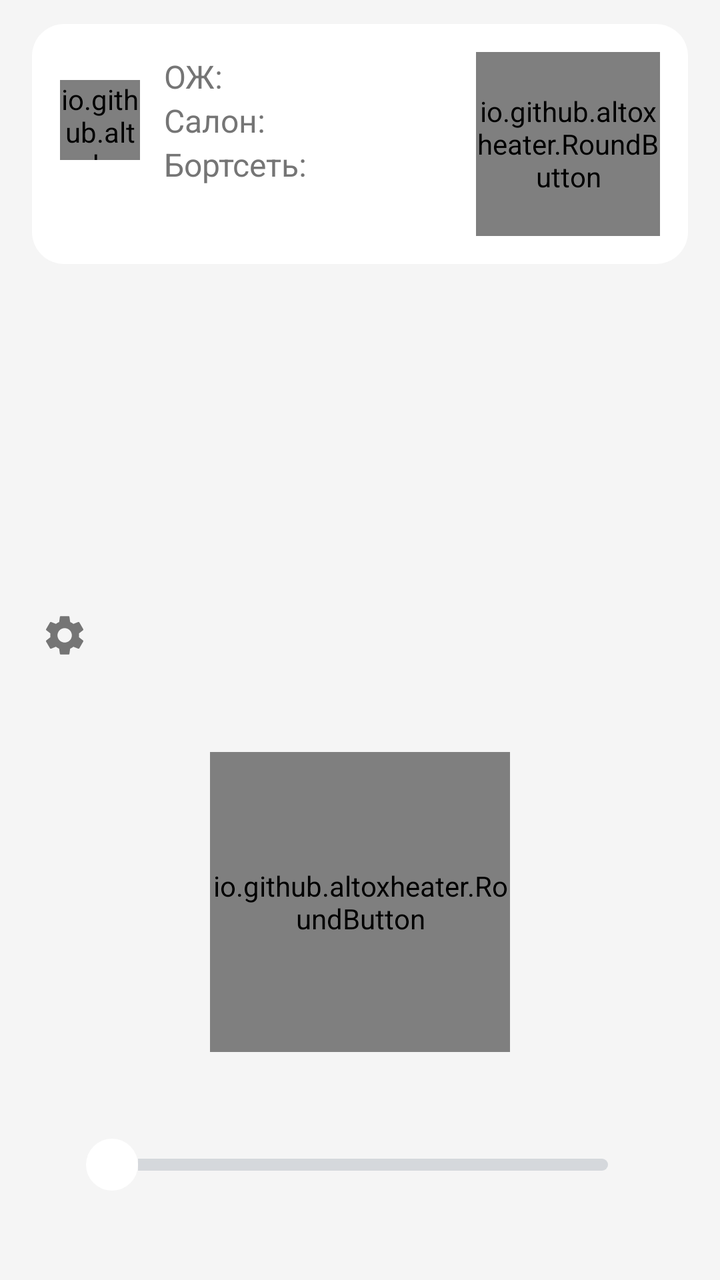
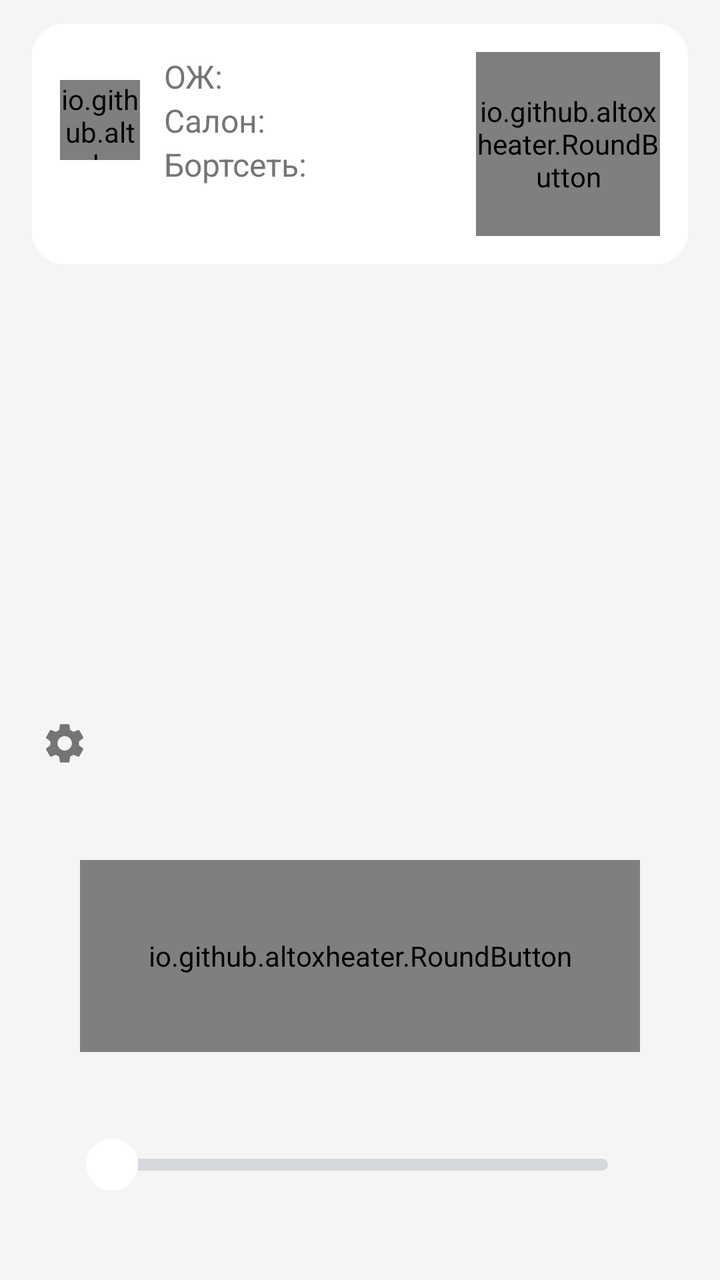

Two renders of the same Android screen: before a commit and after it. Below are the layout's source before the change and the commit's diff.
<!-- AndroidManifest.xml: application theme AppTheme -->
<!-- res/layout/activity_main.xml -->
<?xml version="1.0" encoding="utf-8"?>
<FrameLayout xmlns:android="http://schemas.android.com/apk/res/android"
    android:layout_width="match_parent"
    android:layout_height="match_parent"
    android:fitsSystemWindows="true">


<ScrollView
    android:layout_width="match_parent"
    android:layout_height="match_parent"
    android:fillViewport="true">

<LinearLayout
    android:layout_width="match_parent"
    android:layout_height="wrap_content"
    android:gravity="center_horizontal"
    android:orientation="vertical"
    android:paddingStart="16dp"
    android:paddingEnd="16dp"
    android:paddingTop="12dp"
    android:paddingBottom="12dp">

    
    <LinearLayout
        android:layout_width="match_parent"
        android:layout_height="wrap_content"
        android:background="@drawable/card"
        android:orientation="vertical"
        android:padding="14dp">

        <LinearLayout
            android:layout_width="match_parent"
            android:layout_height="wrap_content"
            android:gravity="center_vertical"
            android:orientation="horizontal">

            <LinearLayout
                android:id="@+id/statusBlock"
                android:layout_width="0dp"
                android:layout_height="wrap_content"
                android:layout_weight="1"
                android:orientation="vertical">

                <LinearLayout
                    android:layout_width="wrap_content"
                    android:layout_height="wrap_content"
                    android:gravity="center_vertical"
                    android:orientation="horizontal">

                    <io.github.altoxheater.FlameView
                        android:id="@+id/flame"
                        android:layout_width="40dp"
                        android:layout_height="40dp"
                        android:layout_marginEnd="12dp" />

                    <TextView
                        android:id="@+id/statusLabels"
                        android:layout_width="wrap_content"
                        android:layout_height="wrap_content"
                        android:lineSpacingExtra="3dp"
                        android:text="ОЖ:\nСалон:\nБортсеть:"
                        android:textColor="@color/text_secondary"
                        android:textSize="16sp" />

                    
                    <TextView
                        android:id="@+id/statusInfo"
                        android:layout_width="wrap_content"
                        android:layout_height="wrap_content"
                        android:layout_marginStart="12dp"
                        android:gravity="end"
                        android:lineSpacingExtra="3dp"
                        android:textColor="@color/text"
                        android:textSize="16sp" />
                </LinearLayout>

                <TextView
                    android:id="@+id/statusTime"
                    android:layout_width="wrap_content"
                    android:layout_height="wrap_content"
                    android:layout_marginTop="6dp"
                    android:ellipsize="end"
                    android:fontFeatureSettings="tnum"
                    android:maxLines="1"
                    android:textColor="@color/text_secondary"
                    android:textSize="13sp" />
            </LinearLayout>

            <io.github.altoxheater.RoundButton
                android:id="@+id/status"
                android:layout_width="92dp"
                android:layout_height="92dp"
                android:layout_marginStart="8dp" />
        </LinearLayout>

        
        <LinearLayout
            android:id="@+id/forecastBlock"
            android:layout_width="match_parent"
            android:layout_height="wrap_content"
            android:layout_marginTop="10dp"
            android:orientation="vertical"
            android:visibility="gone">

            <LinearLayout
                android:layout_width="match_parent"
                android:layout_height="wrap_content"
                android:gravity="center_vertical"
                android:orientation="horizontal">

                <TextView
                    android:layout_width="0dp"
                    android:layout_height="wrap_content"
                    android:layout_weight="1"
                    android:text="ОЖ сейчас, прогноз"
                    android:textColor="@color/text"
                    android:textSize="16sp" />

                <TextView
                    android:id="@+id/forecast"
                    android:layout_width="wrap_content"
                    android:layout_height="wrap_content"
                    android:fontFeatureSettings="tnum"
                    android:textColor="@color/btn_on"
                    android:textSize="28sp"
                    android:textStyle="bold" />
            </LinearLayout>

            <TextView
                android:id="@+id/forecastNote"
                android:layout_width="match_parent"
                android:layout_height="wrap_content"
                android:textColor="@color/text_secondary"
                android:textSize="13sp" />
        </LinearLayout>
    </LinearLayout>

    
    <LinearLayout
        android:id="@+id/historyCard"
        android:layout_width="match_parent"
        android:layout_height="wrap_content"
        android:layout_marginTop="10dp"
        android:background="@drawable/card"
        android:orientation="vertical"
        android:padding="14dp"
        android:visibility="gone">

        <LinearLayout
            android:layout_width="match_parent"
            android:layout_height="wrap_content"
            android:gravity="center_vertical"
            android:orientation="horizontal">

            <TextView
                android:layout_width="0dp"
                android:layout_height="wrap_content"
                android:layout_weight="1"
                android:text="История"
                android:textColor="@color/text"
                android:textSize="16sp"
                android:textStyle="bold" />

            <TextView
                android:id="@+id/legend"
                android:layout_width="wrap_content"
                android:layout_height="wrap_content"
                android:textColor="@color/text_secondary"
                android:textSize="12sp" />
        </LinearLayout>

        <io.github.altoxheater.HistoryView
            android:id="@+id/chart"
            android:layout_width="match_parent"
            android:layout_height="104dp"
            android:layout_marginTop="8dp" />

        <LinearLayout
            android:id="@+id/historyList"
            android:layout_width="match_parent"
            android:layout_height="wrap_content"
            android:layout_marginTop="6dp"
            android:orientation="vertical" />
    </LinearLayout>

    <Space
        android:layout_width="0dp"
        android:layout_height="0dp"
        android:layout_weight="1" />

    
    <LinearLayout
        android:layout_width="match_parent"
        android:layout_height="wrap_content"
        android:layout_marginTop="8dp"
        android:gravity="center_vertical"
        android:orientation="horizontal">

        <ImageButton
            android:id="@+id/settings"
            android:layout_width="48dp"
            android:layout_height="48dp"
            android:layout_marginStart="-8dp"
            android:background="?android:attr/selectableItemBackgroundBorderless"
            android:contentDescription="@string/settings"
            android:src="@drawable/ic_settings" />

        <TextView
            android:id="@+id/caption"
            android:layout_width="0dp"
            android:layout_height="wrap_content"
            android:layout_weight="1"
            android:gravity="center"
            android:textColor="@color/text"
            android:textSize="18sp" />

        <Space
            android:layout_width="40dp"
            android:layout_height="0dp" />
    </LinearLayout>

    <TextView
        android:id="@+id/message"
        android:layout_width="wrap_content"
        android:layout_height="wrap_content"
        android:layout_marginTop="4dp"
        android:gravity="center"
        android:textColor="@color/error"
        android:textSize="15sp" />

    <io.github.altoxheater.RoundButton
        android:id="@+id/power"
        android:layout_width="150dp"
        android:layout_height="150dp"
        android:layout_marginTop="10dp" />

    
    
    <LinearLayout
        android:layout_width="248dp"
        android:layout_height="wrap_content"
        android:layout_marginTop="8dp"
        android:orientation="horizontal">

        <TextView
            android:id="@+id/minutesTitle"
            android:layout_width="0dp"
            android:layout_height="wrap_content"
            android:layout_weight="1"
            android:textColor="@color/text_secondary"
            android:textSize="15sp" />

        <TextView
            android:id="@+id/minutesLabel"
            android:layout_width="wrap_content"
            android:layout_height="wrap_content"
            android:fontFeatureSettings="tnum"
            android:textColor="@color/text"
            android:textSize="15sp" />
    </LinearLayout>

    
    <SeekBar
        android:id="@+id/minutes"
        android:layout_width="280dp"
        android:layout_height="56dp"
        android:paddingStart="16dp"
        android:paddingEnd="16dp"
        android:progressDrawable="@drawable/slider_track"
        android:thumb="@drawable/slider_thumb" />

    <TextView
        android:id="@+id/smsLabel"
        android:layout_width="280dp"
        android:layout_height="wrap_content"
        android:paddingStart="16dp"
        android:paddingEnd="16dp"
        android:textColor="@color/text_secondary"
        android:textSize="13sp" />

</LinearLayout>
</ScrollView>
</FrameLayout>
<!-- resources referenced by this layout -->
<resources>
  <color name="btn_on">#E0574B</color>
  <color name="error">#C62828</color>
  <color name="text">#212121</color>
  <color name="text_secondary">#757575</color>
  <!-- drawable card (drawable) -->
  <?xml version="1.0" encoding="utf-8"?>
  <shape xmlns:android="http://schemas.android.com/apk/res/android">
      <solid android:color="@color/card" />
      <corners android:radius="16dp" />
  </shape>
  <!-- drawable ic_settings (drawable) -->
  <?xml version="1.0" encoding="utf-8"?>
  <vector xmlns:android="http://schemas.android.com/apk/res/android"
      android:width="24dp"
      android:height="24dp"
      android:viewportWidth="24"
      android:viewportHeight="24"
      android:tint="@color/text_secondary">
      <path
          android:fillColor="#FFFFFF"
          android:pathData="M19.14,12.94c0.04,-0.3 0.06,-0.61 0.06,-0.94c0,-0.32 -0.02,-0.64 -0.07,-0.94l2.03,-1.58c0.18,-0.14 0.23,-0.41 0.12,-0.61l-1.92,-3.32c-0.12,-0.22 -0.37,-0.29 -0.59,-0.22l-2.39,0.96c-0.5,-0.38 -1.03,-0.7 -1.62,-0.94L14.4,2.81c-0.04,-0.24 -0.24,-0.41 -0.48,-0.41h-3.84c-0.24,0 -0.43,0.17 -0.47,0.41L9.25,5.35C8.66,5.59 8.12,5.92 7.63,6.29L5.24,5.33c-0.22,-0.08 -0.47,0 -0.59,0.22L2.74,8.87C2.62,9.08 2.66,9.34 2.86,9.48l2.03,1.58C4.84,11.36 4.8,11.69 4.8,12s0.02,0.64 0.07,0.94l-2.03,1.58c-0.18,0.14 -0.23,0.41 -0.12,0.61l1.92,3.32c0.12,0.22 0.37,0.29 0.59,0.22l2.39,-0.96c0.5,0.38 1.03,0.7 1.62,0.94l0.36,2.54c0.05,0.24 0.24,0.41 0.48,0.41h3.84c0.24,0 0.44,-0.17 0.47,-0.41l0.36,-2.54c0.59,-0.24 1.13,-0.56 1.62,-0.94l2.39,0.96c0.22,0.08 0.47,0 0.59,-0.22l1.92,-3.32c0.12,-0.22 0.07,-0.47 -0.12,-0.61L19.14,12.94zM12,15.6c-1.98,0 -3.6,-1.62 -3.6,-3.6s1.62,-3.6 3.6,-3.6s3.6,1.62 3.6,3.6S13.98,15.6 12,15.6z" />
  </vector>
  <!-- drawable slider_thumb (drawable) -->
  <?xml version="1.0" encoding="utf-8"?>
  <shape xmlns:android="http://schemas.android.com/apk/res/android" android:shape="oval">
      <solid android:color="#FFFFFF" />
      <size android:width="26dp" android:height="26dp" />
  </shape>
  <!-- drawable slider_track (drawable) -->
  <?xml version="1.0" encoding="utf-8"?>
  <layer-list xmlns:android="http://schemas.android.com/apk/res/android">
      <item
          android:id="@android:id/background"
          android:gravity="center_vertical|fill_horizontal">
          <shape>
              <corners android:radius="3dp" />
              <size android:height="6dp" />
              <solid android:color="#D5D8DC" />
          </shape>
      </item>
      <item
          android:id="@android:id/progress"
          android:gravity="center_vertical|fill_horizontal">
          <scale android:scaleWidth="100%">
              <shape>
                  <corners android:radius="3dp" />
                  <size android:height="6dp" />
                  <solid android:color="#FFFFFF" />
              </shape>
          </scale>
      </item>
  </layer-list>
  <string name="settings">Настройки</string>
  <style name="AppTheme" parent="android:Theme.Material.Light.NoActionBar">
          <item name="android:colorPrimary">@color/accent</item>
          <item name="android:colorAccent">@color/accent</item>
          <item name="android:windowBackground">@color/background</item>
          <item name="android:statusBarColor">@color/background</item>
          <item name="android:navigationBarColor">@color/background</item>
          <item name="android:windowLightStatusBar">true</item>
      </style>
  <color name="card">#FFFFFF</color>
  <color name="accent">#1976D2</color>
  <color name="background">#F5F5F5</color>
</resources>

<!-- the commit's change to res/layout/activity_main.xml (unified diff, before → after) -->
@@ -230,8 +230,8 @@
 
     <io.github.altoxheater.RoundButton
         android:id="@+id/power"
-        android:layout_width="150dp"
-        android:layout_height="150dp"
+        android:layout_width="280dp"
+        android:layout_height="96dp"
         android:layout_marginTop="10dp" />
 
     
